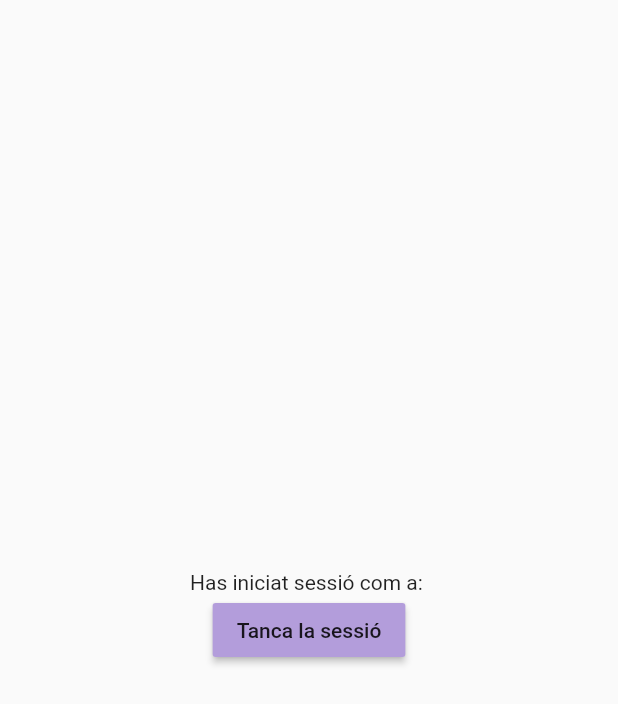
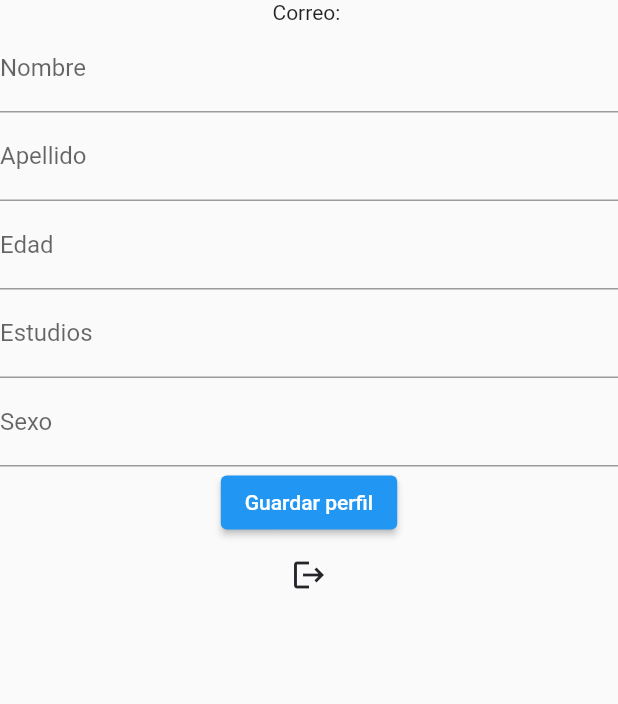
Before and after one commit to Meeeri08/NiuUniversitari, a Flutter app: the Profile screen opened directly, on a phone screen of 412 x 824 dp. Shown: the top 704 px of the screen. Run offline on Flutter 3.47's test engine with Material 2 defaults, Android fonts, the phone set to English and light mode, and no system bars; our stand-ins replace appinio_swiper, cloud_firestore, curved_navigation_bar, expandable_text, firebase_auth, firebase_core and 6 more; accounts and stored records are empty.

Commit message:
profile page update

```diff
--- a/lib/pages/profile_page.dart
+++ b/lib/pages/profile_page.dart
@@ -1,5 +1,6 @@
 import 'package:firebase_auth/firebase_auth.dart';
 import 'package:flutter/material.dart';
+import 'package:cloud_firestore/cloud_firestore.dart';
 
 class Profile extends StatefulWidget {
   const Profile({Key? key}) : super(key: key);
@@ -10,31 +11,108 @@ class Profile extends StatefulWidget {
 
 class _ProfileState extends State<Profile> {
   final user = FirebaseAuth.instance.currentUser!;
+  final TextEditingController nameController = TextEditingController();
+  final TextEditingController lastNameController = TextEditingController();
+  final TextEditingController ageController = TextEditingController();
+  final TextEditingController studiesController = TextEditingController();
+  final TextEditingController genderController = TextEditingController();
+
+  Future<void> _saveProfile() async {
+    final profileData = {
+      'name': nameController.text,
+      'lastName': lastNameController.text,
+      'age': ageController.text,
+      'studies': studiesController.text,
+      'gender': genderController.text,
+    };
+
+    try {
+      final userId = user.uid;
+      await FirebaseFirestore.instance
+          .collection('users')
+          .doc(userId)
+          .update(profileData);
+      ScaffoldMessenger.of(context).showSnackBar(
+        const SnackBar(content: Text('Perfil guardado')),
+      );
+    } catch (error) {
+      ScaffoldMessenger.of(context).showSnackBar(
+        const SnackBar(content: Text('Error al guardar el perfil')),
+      );
+    }
+  }
+
+  @override
+  void dispose() {
+    nameController.dispose();
+    lastNameController.dispose();
+    ageController.dispose();
+    studiesController.dispose();
+    genderController.dispose();
+    super.dispose();
+  }
+
+  @override
+  void initState() {
+    super.initState();
+    // Load user's existing profile data (if available)
+    final userId = user.uid;
+    FirebaseFirestore.instance
+        .collection('users')
+        .doc(userId)
+        .get()
+        .then((DocumentSnapshot documentSnapshot) {
+      if (documentSnapshot.exists) {
+        final profileData = documentSnapshot.data() as Map<String, dynamic>;
+        nameController.text = profileData['name'] ?? '';
+        lastNameController.text = profileData['lastName'] ?? '';
+        ageController.text = profileData['age'] ?? '';
+        studiesController.text = profileData['studies'] ?? '';
+        genderController.text = profileData['gender'] ?? '';
+      }
+    });
+  }
 
   @override
   Widget build(BuildContext context) {
-    return Center(
-      child: Scaffold(
+    return Scaffold(
       backgroundColor: const Color(0xfffafafa),
       body: Column(
-          mainAxisAlignment: MainAxisAlignment.center,
         children: [
-            Center(
-              child: Column(
-                mainAxisAlignment: MainAxisAlignment.center,
-                children: [
-                  Text('Has iniciat sessió com a: ${user.email!}'),
-                  MaterialButton(
+          Text('Correo: ${user.email!}'),
+          TextField(
+            controller: nameController,
+            decoration: const InputDecoration(labelText: 'Nombre'),
+          ),
+          TextField(
+            controller: lastNameController,
+            decoration: const InputDecoration(labelText: 'Apellido'),
+          ),
+          TextField(
+            controller: ageController,
+            decoration: const InputDecoration(labelText: 'Edad'),
+          ),
+          TextField(
+            controller: studiesController,
+            decoration: const InputDecoration(labelText: 'Estudios'),
+          ),
+          TextField(
+            controller: genderController,
+            decoration: const InputDecoration(labelText: 'Sexo'),
+          ),
+          ElevatedButton(
+            onPressed: _saveProfile,
+            child: const Text('Guardar perfil'),
+          ),
+          IconButton(
             onPressed: () {
               FirebaseAuth.instance.signOut();
             },
-                      color: Colors.deepPurple[200],
-                      child: const Text('Tanca la sessió'))
-                ],
-              ),
+            icon: const Icon(Icons.logout),
+            color: const Color(0xff25262b),
+            tooltip: 'Cerrar sesión',
           ),
         ],
-        ),
       ),
     );
   }
--- a/pubspec.yaml
+++ b/pubspec.yaml
@@ -57,6 +57,8 @@ dependencies:
   expandable_text: ^2.3.0
   sliver_tools: ^0.2.10
   flutter_xlider: ^3.5.0
+  image_picker: ^0.8.7+5
+  firebase_storage: ^11.2.1
 
 flutter_icons:
   image_path: "lib/images/icon.png"
```
Also changed, not shown: pubspec.lock, 2 other files. Lines whose indentation alone changed are shown as unchanged.
